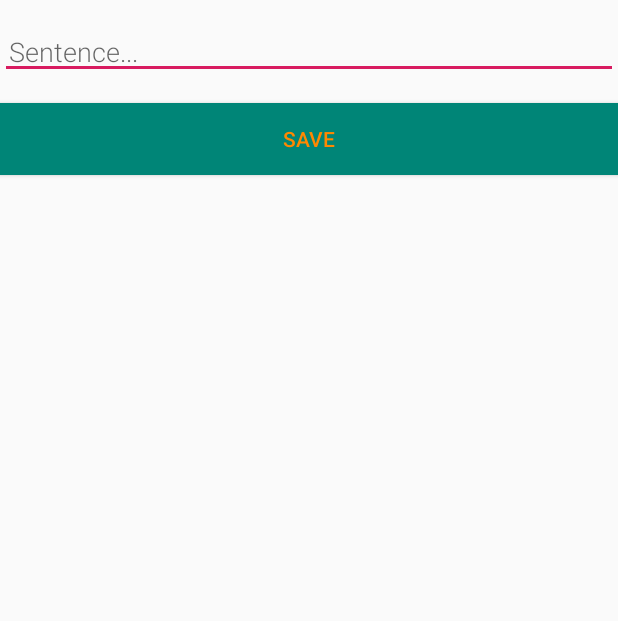
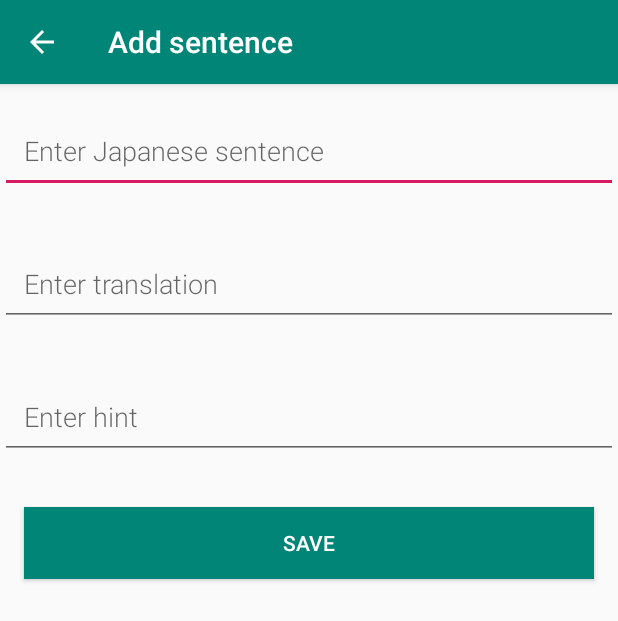
Before and after one commit to duongvht-1832/Pickr, an Android app: the NewSentenceActivity screen opened directly, with no data from a screen before it, on a phone screen of 412 x 824 dp. Shown: the top 621 px of the screen. Run offline under Robolectric (Android 15) with nearby library versions, the phone set to English and light mode, and no system bars; Roboto replaces fonts that are not available here.

Commit message:
Almost there

```diff
--- a/app/build.gradle
+++ b/app/build.gradle
@@ -42,7 +42,7 @@ dependencies {
     androidTestImplementation "androidx.room:room-testing:$rootProject.roomVersion"
 
 // Lifecycle components
-    def lifecycle_version = "2.1.0"
+    def lifecycle_version = "2.2.0-rc03"
 
     // ViewModel and LiveData
     implementation "androidx.lifecycle:lifecycle-extensions:$lifecycle_version"
--- a/app/src/main/java/com/example/android/Pickr/BrowseAllSentences.java
+++ b/app/src/main/java/com/example/android/Pickr/BrowseAllSentences.java
@@ -15,7 +15,6 @@ import androidx.recyclerview.widget.RecyclerView;
 import com.google.android.material.floatingactionbutton.FloatingActionButton;
 
 import java.util.List;
-import java.util.Set;
 
 
 public class BrowseAllSentences extends AppCompatActivity {
@@ -27,7 +26,7 @@ public class BrowseAllSentences extends AppCompatActivity {
     @Override
     protected void onCreate(Bundle savedInstanceState) {
         super.onCreate(savedInstanceState);
-        setContentView(R.layout.activity_main);
+        setContentView(R.layout.activity_browse_all_sentences);
 
         RecyclerView recyclerView = findViewById(R.id.recyclerview);
         final SentenceListAdapter adapter = new SentenceListAdapter(this);
@@ -35,7 +34,7 @@ public class BrowseAllSentences extends AppCompatActivity {
         recyclerView.setLayoutManager(new LinearLayoutManager(this));
 
         // Get a new or existing ViewModel from the ViewModelProvider.
-        mSentenceViewModel = new ViewModelProvider(this, ).get(SentenceViewModel.class);
+        mSentenceViewModel = new ViewModelProvider(this).get(SentenceViewModel.class);
 
         // Add an observer on the LiveData returned by getAlphabetizedSentences.
         // The onChanged() method fires when the observed data changes and the activity is
--- a/app/src/main/java/com/example/android/Pickr/MainActivity.java
+++ b/app/src/main/java/com/example/android/Pickr/MainActivity.java
@@ -1,10 +1,10 @@
 package com.example.android.Pickr;
-
-import androidx.appcompat.app.AppCompatActivity;
 
 import android.content.Intent;
 import android.os.Bundle;
 import android.view.View;
+
+import androidx.appcompat.app.AppCompatActivity;
 
 
 public class MainActivity extends AppCompatActivity {
--- a/app/src/main/java/com/example/android/Pickr/NewSentenceActivity.java
+++ b/app/src/main/java/com/example/android/Pickr/NewSentenceActivity.java
@@ -13,23 +13,23 @@ public class NewSentenceActivity extends AppCompatActivity {
 
     public static final String EXTRA_REPLY = "com.example.android.sentencelistsql.REPLY";
 
-    private EditText mEditSentenceView;
+    private EditText mEditJapaneseSentenceView;
 
 
     @Override
     public void onCreate(Bundle savedInstanceState) {
         super.onCreate(savedInstanceState);
         setContentView(R.layout.activity_new_sentence);
-        mEditSentenceView = findViewById(R.id.edit_sentence);
+        mEditJapaneseSentenceView = findViewById(R.id.edit_japanese_sentence);
 
         final Button button = findViewById(R.id.button_save);
         button.setOnClickListener(new View.OnClickListener() {
             public void onClick(View view) {
                 Intent replyIntent = new Intent();
-                if (TextUtils.isEmpty(mEditSentenceView.getText())) {
+                if (TextUtils.isEmpty(mEditJapaneseSentenceView.getText())) {
                     setResult(RESULT_CANCELED, replyIntent);
                 } else {
-                    String sentence = mEditSentenceView.getText().toString();
+                    String sentence = mEditJapaneseSentenceView.getText().toString();
                     replyIntent.putExtra(EXTRA_REPLY, sentence);
                     setResult(RESULT_OK, replyIntent);
                 }
--- a/app/src/main/java/com/example/android/Pickr/SentenceDao.java
+++ b/app/src/main/java/com/example/android/Pickr/SentenceDao.java
@@ -14,7 +14,7 @@ import java.util.List;
 public interface SentenceDao {
     @Query("SELECT * FROM sentence")
     LiveData<List<Sentence>> getAllSentences();
-    @Query("SELECT * FROM sentence WHERE sid=:id")
+    @Query("SELECT * FROM sentence WHERE id=:id")
     Sentence findSentenceById(String id);
     @Insert(onConflict = OnConflictStrategy.REPLACE)
     void insertSentence(Sentence sentence);
--- a/app/src/main/java/com/example/android/Pickr/SentenceRoomDatabase.java
+++ b/app/src/main/java/com/example/android/Pickr/SentenceRoomDatabase.java
@@ -9,7 +9,7 @@ import androidx.room.RoomDatabase;
 import java.util.concurrent.ExecutorService;
 import java.util.concurrent.Executors;
 
-@Database(entities = {Sentence.class}, version = 1, exportSchema = false)
+@Database(entities = {Sentence.class}, version = 2, exportSchema = false)
 public abstract class SentenceRoomDatabase extends RoomDatabase {
 
     public abstract SentenceDao sentenceDao();
@@ -24,7 +24,7 @@ public abstract class SentenceRoomDatabase extends RoomDatabase {
             synchronized (SentenceRoomDatabase.class) {
                 if (INSTANCE == null) {
                     INSTANCE = Room.databaseBuilder(context.getApplicationContext(),
-                            SentenceRoomDatabase.class, "Sentence")
+                            SentenceRoomDatabase.class, "Sentence").fallbackToDestructiveMigration()
                             .build();
                 }
             }
--- a/app/src/main/java/com/example/android/Pickr/SentenceViewModel.java
+++ b/app/src/main/java/com/example/android/Pickr/SentenceViewModel.java
@@ -2,11 +2,10 @@ package com.example.android.Pickr;
 
 import android.app.Application;
 
+import androidx.lifecycle.AndroidViewModel;
 import androidx.lifecycle.LiveData;
 
 import java.util.List;
-
-import androidx.lifecycle.AndroidViewModel;
 
 public class SentenceViewModel extends AndroidViewModel {
 
@@ -24,6 +23,8 @@ public class SentenceViewModel extends AndroidViewModel {
         return mAllSentences;
     }
 
+
+
     public void insert(Sentence sentence) {
         mRepository.insert(sentence);
     }
--- a/app/src/main/res/layout/activity_main.xml
+++ b/app/src/main/res/layout/activity_main.xml
@@ -93,14 +93,14 @@
         android:id="@+id/followUs"
         android:layout_width="wrap_content"
         android:layout_height="wrap_content"
-        android:layout_marginBottom="8dp"
         android:fontFamily="@font/advent_pro_thin"
         android:text="@string/follow_us"
         android:textColor="#E91E63"
         android:textSize="24sp"
         app:layout_constraintBottom_toTopOf="@+id/linearLayout"
         app:layout_constraintEnd_toEndOf="parent"
-        app:layout_constraintStart_toStartOf="parent" />
+        app:layout_constraintStart_toStartOf="parent"
+        app:layout_constraintTop_toBottomOf="@+id/browseAllRecords" />
 
     <LinearLayout
         android:id="@+id/linearLayout"
--- a/app/src/main/res/layout/activity_new_sentence.xml
+++ b/app/src/main/res/layout/activity_new_sentence.xml
@@ -1,26 +1,54 @@
 <?xml version="1.0" encoding="utf-8"?>
 
 <LinearLayout xmlns:android="http://schemas.android.com/apk/res/android"
-    android:orientation="vertical" android:layout_width="match_parent"
-    android:layout_height="match_parent">
+    android:layout_width="match_parent"
+    android:layout_height="match_parent"
+    android:orientation="vertical">
 
     <EditText
-        android:id="@+id/edit_sentence"
+        android:id="@+id/edit_japanese_sentence"
         android:layout_width="match_parent"
         android:layout_height="wrap_content"
+        android:layout_marginTop="@dimen/big_padding"
+        android:layout_marginBottom="@dimen/big_padding"
+        android:focusedByDefault="true"
         android:fontFamily="sans-serif-light"
         android:hint="@string/hint_sentence"
         android:inputType="textAutoComplete"
-        android:padding="@dimen/small_padding"
+        android:padding="@dimen/big_padding"
+        android:textSize="18sp" />
+
+    <EditText
+        android:id="@+id/edit_translation"
+        android:layout_width="match_parent"
+        android:layout_height="wrap_content"
+        android:layout_marginTop="@dimen/big_padding"
         android:layout_marginBottom="@dimen/big_padding"
+        android:fontFamily="sans-serif-light"
+        android:hint="@string/hint_translation"
+        android:inputType="textAutoComplete"
+        android:padding="@dimen/big_padding"
+        android:textSize="18sp" />
+
+    <EditText
+        android:id="@+id/edit_hint"
+        android:layout_width="match_parent"
+        android:layout_height="wrap_content"
         android:layout_marginTop="@dimen/big_padding"
+        android:layout_marginBottom="@dimen/big_padding"
+        android:fontFamily="sans-serif-light"
+        android:hint="@string/hint_hint"
+        android:inputType="textAutoComplete"
+        android:padding="@dimen/big_padding"
         android:textSize="18sp" />
+
 
     <Button
         android:id="@+id/button_save"
         android:layout_width="match_parent"
         android:layout_height="wrap_content"
+        android:layout_margin="@dimen/big_padding"
         android:background="@color/colorPrimary"
         android:text="@string/button_save"
-        android:textColor="@android:color/holo_orange_dark" />
+        android:textColor="@android:color/white" />
 </LinearLayout>
--- a/app/src/main/res/values/colors.xml
+++ b/app/src/main/res/values/colors.xml
@@ -3,4 +3,5 @@
     <color name="colorPrimary">#008577</color>
     <color name="colorPrimaryDark">#00574B</color>
     <color name="colorAccent">#D81B60</color>
+    <color name="light_grey">#cccccc</color>
 </resources>
--- a/app/src/main/res/values/strings.xml
+++ b/app/src/main/res/values/strings.xml
@@ -3,7 +3,7 @@
     <string name="ja_sentence">Japanese Sentence</string>
     <string name="translation">Translation</string>
     <string name="hint">Hint</string>
-    <string name="load_file">Load File</string>
+    <string name="refresh">Refresh</string>
     <string name="get_new_collection">Get new collection</string>
     <string name="next_sentence">Next</string>
     <string name="sentence_id_label">Sentence ID:</string>
@@ -13,7 +13,9 @@
     <string name="browse_all_records">Browse all records</string>
     <string name="user_name">Vu Hoang Thai Duong</string>
     <string name="follow_us">Follow us:</string>
-    <string name="hint_sentence">Sentence...</string>
+    <string name="hint_sentence">Enter Japanese sentence</string>
+    <string name="hint_translation">Enter translation</string>
+    <string name="hint_hint">Enter hint</string>
     <string name="button_save">Save</string>
     <string name="empty_not_saved">Word not saved because it is empty.</string>
 </resources>
--- a/app/src/main/res/values/styles.xml
+++ b/app/src/main/res/values/styles.xml
@@ -1,7 +1,13 @@
 <resources>
 
     <!-- Base application theme. -->
-    <style name="AppTheme" parent="Theme.AppCompat.Light.NoActionBar">
+    <style name="AppTheme" parent="Theme.AppCompat.Light.DarkActionBar">
+        <item name="colorPrimary">@color/colorPrimary</item>
+        <item name="colorPrimaryDark">@color/colorPrimaryDark</item>
+        <item name="colorAccent">@color/colorAccent</item>
+    </style>
+
+    <style name="AppThemeForStartingScreen" parent="Theme.AppCompat.Light.NoActionBar">
         <item name="colorPrimary">@color/colorPrimary</item>
         <item name="colorPrimaryDark">@color/colorPrimaryDark</item>
         <item name="colorAccent">@color/colorAccent</item>
@@ -9,10 +15,11 @@
 
     <style name="word_title">
         <item name="android:layout_width">match_parent</item>
-        <item name="android:layout_marginBottom">8dp</item>
-        <item name="android:paddingLeft">8dp</item>
-        <item name="android:background">@android:color/holo_orange_light</item>
-        <item name="android:textAppearance">@android:style/TextAppearance.Large</item>
+        <item name="android:layout_margin">8dp</item>
+        <item name="android:padding">8dp</item>
+        <item name="android:background">@color/light_grey</item>
+        <item name="android:textAppearance">@android:style/TextAppearance.DeviceDefault.Medium</item>
     </style>
 
+
 </resources>
```
Also changed, not shown: app/src/main/AndroidManifest.xml (+10 -4 lines), app/src/main/java/com/example/android/Pickr/DailyTrainingSessionActivity.java (+26 -30 lines), app/src/main/java/com/example/android/Pickr/Sentence.java (+9 -8 lines), app/src/main/java/com/example/android/Pickr/SentenceListAdapter.java (+13 -4 lines), app/src/main/res/layout/activity_browse_all_sentences.xml (+26 -9 lines), app/src/main/res/layout/activity_daily_training_session.xml (+4 -6 lines), app/src/main/res/layout/recyclerview_item.xml (+33 -6 lines).
